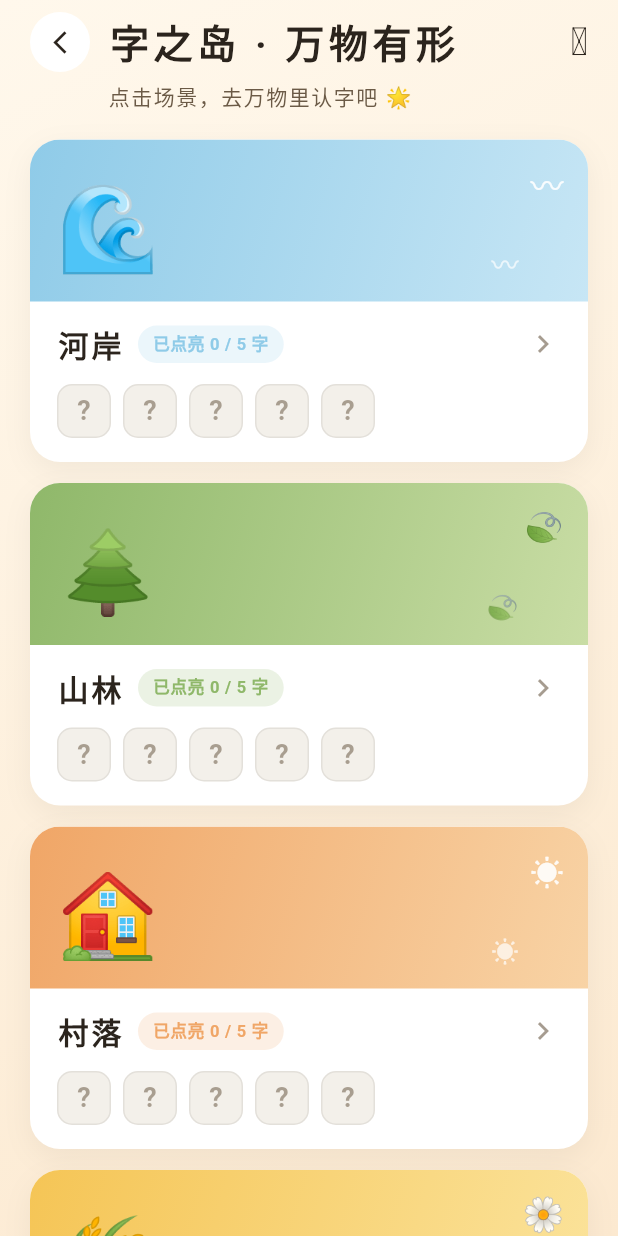
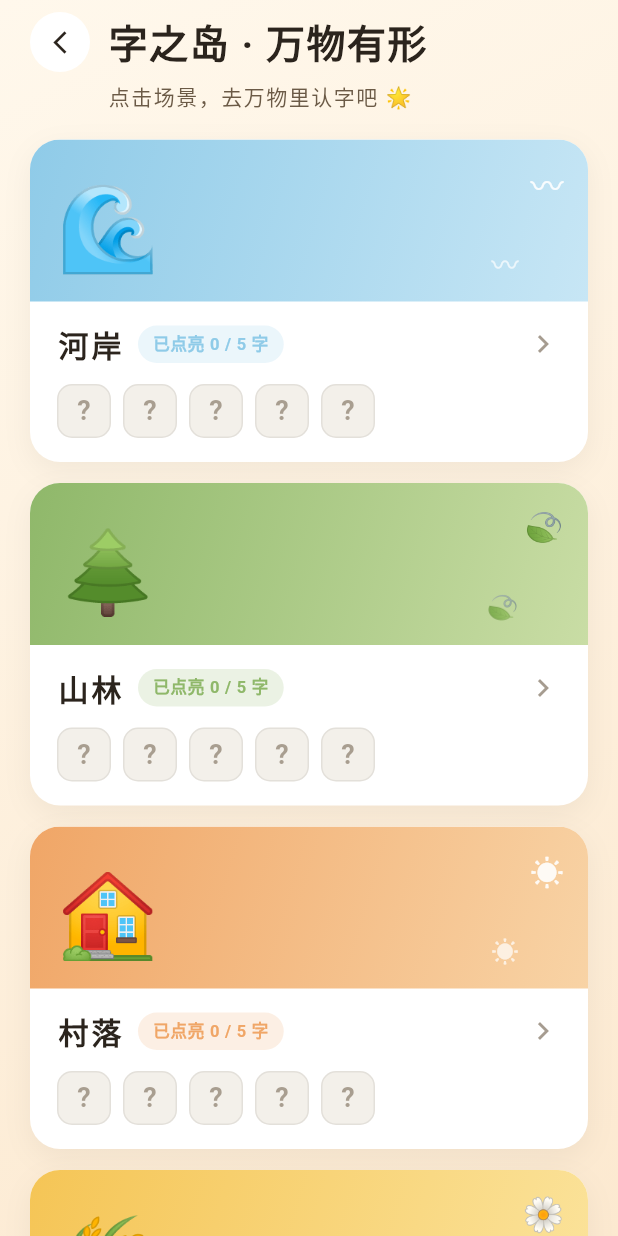
Before and after one commit to flyingdew/wonder-isles-app, a Flutter app: the IslandMapPage screen opened directly, on a phone screen of 412 x 824 dp. Run offline on Flutter 3.47's test engine with Material 3 defaults, Android fonts, the phone set to English and light mode, and no system bars; our stand-ins replace audioplayers, device_info_plus, dio, open_filex, package_info_plus, permission_handler and 2 more; accounts and stored records are empty; network calls fail.

Commit message:
chore: 其他页面同步调整

```diff
--- a/lib/pages/island_map_page.dart
+++ b/lib/pages/island_map_page.dart
@@ -138,21 +138,27 @@ class _Header extends StatelessWidget {
       crossAxisAlignment: CrossAxisAlignment.start,
       children: <Widget>[
         Row(
+          crossAxisAlignment: CrossAxisAlignment.center,
           children: <Widget>[
             _RoundIconBtn(icon: Icons.arrow_back_ios_new, onTap: onBack),
             const SizedBox(width: 12),
             const Expanded(
+              child: FittedBox(
+                fit: BoxFit.scaleDown,
+                alignment: Alignment.centerLeft,
                 child: Text(
                   '字之岛 · 万物有形',
+                  maxLines: 1,
+                  softWrap: false,
                   style: TextStyle(
                     fontSize: 26,
                     fontWeight: FontWeight.w700,
                     color: InkPalette.ink,
-                  letterSpacing: 3,
+                    letterSpacing: 1,
                   ),
                 ),
               ),
-            const Text('🖉', style: TextStyle(fontSize: 26)),
+            ),
           ],
         ),
         const SizedBox(height: 6),
--- a/lib/pages/scene_page.dart
+++ b/lib/pages/scene_page.dart
@@ -311,7 +311,7 @@ class _PoemEntry extends StatelessWidget {
       return _PoemCardLocked();
     }
     final String label = poemDone ? '重读今日小诗' : '题一首小诗';
-    final String emoji = poemDone ? '🎵' : '🖉';
+    final String emoji = poemDone ? '🎵' : '✏️';
     final Color bg = poemDone ? const Color(0xFFF2C56A) : accent;
     return Material(
       color: bg,
```
Lines whose indentation alone changed are shown as unchanged.
